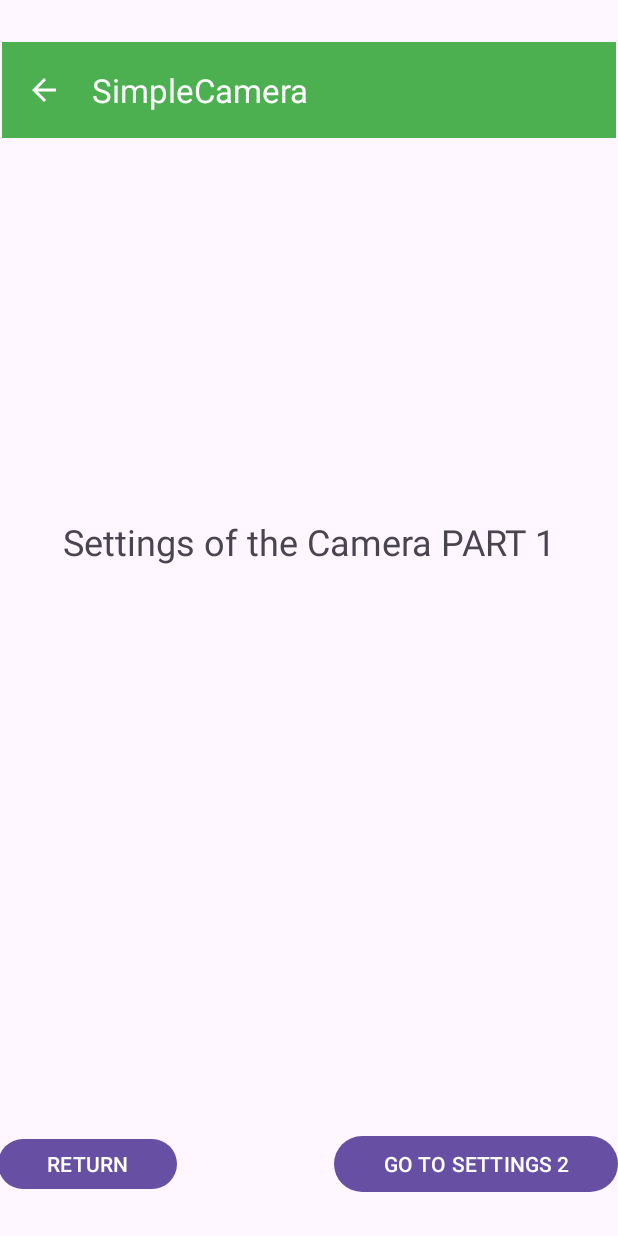
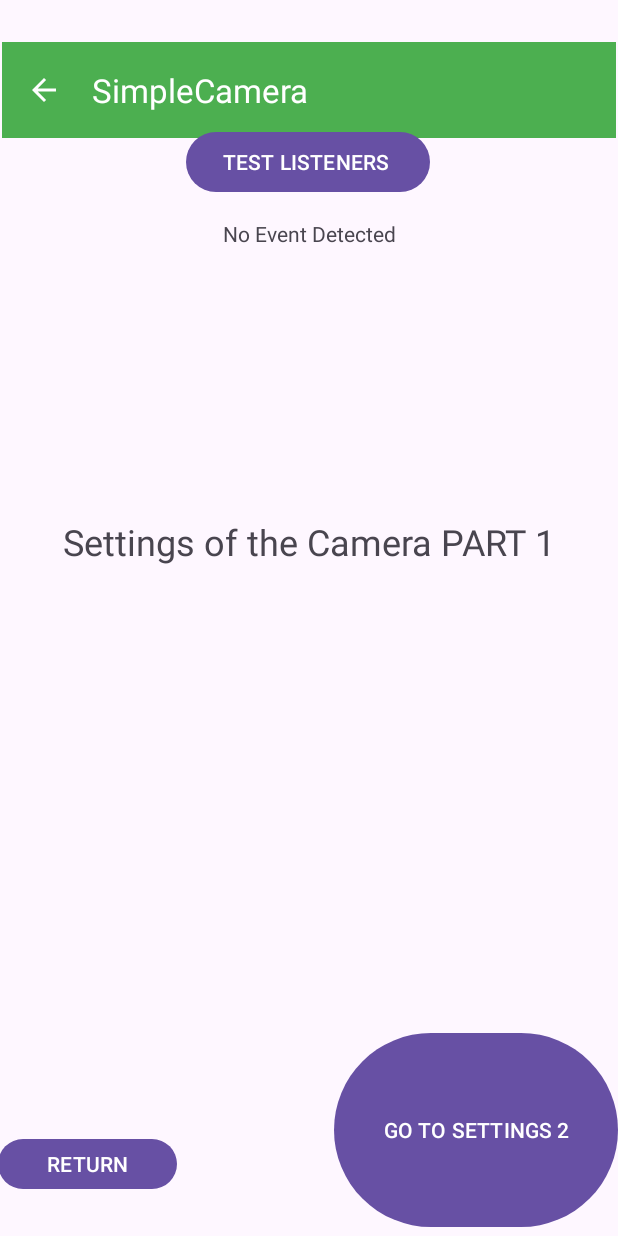
Before and after one commit to musseGkel/SnapEase, an Android app: the screen it shows after launch (settings_one), after a tap on "CAMERA SETTINGS", on a phone screen of 412 x 824 dp. Run offline under Robolectric (Android 15) with nearby library versions, the phone set to English and light mode, and no system bars.

Commit message:
timestamp for photo and improvments

```diff
--- a/app/src/main/java/com/example/snapease/MainActivity.java
+++ b/app/src/main/java/com/example/snapease/MainActivity.java
@@ -21,7 +21,7 @@ public class MainActivity extends AppCompatActivity {
         super.onCreate(savedInstanceState);
         EdgeToEdge.enable(this);
         setContentView(R.layout.activity_main);
-        ViewCompat.setOnApplyWindowInsetsListener(findViewById(R.id.main), (v, insets) -> {
+        ViewCompat.setOnApplyWindowInsetsListener(findViewById(R.id.click_event), (v, insets) -> {
             Insets systemBars = insets.getInsets(WindowInsetsCompat.Type.systemBars());
             v.setPadding(systemBars.left, systemBars.top, systemBars.right, systemBars.bottom);
             return insets;
--- a/app/src/main/java/com/example/snapease/settings_one.java
+++ b/app/src/main/java/com/example/snapease/settings_one.java
@@ -5,6 +5,7 @@ import android.os.Bundle;
 import android.util.Log;
 import android.view.View;
 import android.widget.Button;
+import android.widget.TextView;
 
 import androidx.activity.EdgeToEdge;
 import androidx.appcompat.app.AppCompatActivity;
@@ -21,7 +22,7 @@ public class settings_one extends AppCompatActivity {
         super.onCreate(savedInstanceState);
         EdgeToEdge.enable(this);
         setContentView(R.layout.activity_settings_one);
-        ViewCompat.setOnApplyWindowInsetsListener(findViewById(R.id.main), (v, insets) -> {
+        ViewCompat.setOnApplyWindowInsetsListener(findViewById(R.id.click_event), (v, insets) -> {
             Insets systemBars = insets.getInsets(WindowInsetsCompat.Type.systemBars());
             v.setPadding(systemBars.left, systemBars.top, systemBars.right, systemBars.bottom);
             return insets;
@@ -30,6 +31,26 @@ public class settings_one extends AppCompatActivity {
         Toolbar toolbar = findViewById(R.id.toolbar2);
         setSupportActionBar(toolbar);
         getSupportActionBar().setDisplayHomeAsUpEnabled(true);
+
+        Button eventTestButton = findViewById(R.id.eventTestButton);
+        TextView clickEvent= findViewById(R.id.clickEvent);
+
+        eventTestButton.setOnClickListener(new View.OnClickListener() {
+            @Override
+            public void onClick(View view) {
+                clickEvent.setText("Click Event");
+            }
+        });
+
+        eventTestButton.setOnLongClickListener(
+                new View.OnLongClickListener() {
+                    @Override
+                    public boolean onLongClick(View view) {
+                        clickEvent.setText("Long Click Event");
+                        return true;
+                    }
+                }
+        );
 
 
         Button settingsTwoButton = findViewById(R.id.settingsTwoButton);
--- a/app/src/main/java/com/example/snapease/settings_three.java
+++ b/app/src/main/java/com/example/snapease/settings_three.java
@@ -1,6 +1,5 @@
 package com.example.snapease;
 
-import android.content.Intent;
 import android.os.Bundle;
 import android.util.Log;
 import android.view.View;
@@ -21,7 +20,7 @@ public class settings_three extends AppCompatActivity {
         super.onCreate(savedInstanceState);
         EdgeToEdge.enable(this);
         setContentView(R.layout.activity_settings_three);
-        ViewCompat.setOnApplyWindowInsetsListener(findViewById(R.id.main), (v, insets) -> {
+        ViewCompat.setOnApplyWindowInsetsListener(findViewById(R.id.click_event), (v, insets) -> {
             Insets systemBars = insets.getInsets(WindowInsetsCompat.Type.systemBars());
             v.setPadding(systemBars.left, systemBars.top, systemBars.right, systemBars.bottom);
             return insets;
--- a/app/src/main/java/com/example/snapease/settings_two.java
+++ b/app/src/main/java/com/example/snapease/settings_two.java
@@ -20,7 +20,7 @@ public class settings_two extends AppCompatActivity {
         super.onCreate(savedInstanceState);
         EdgeToEdge.enable(this);
         setContentView(R.layout.activity_settings_two);
-        ViewCompat.setOnApplyWindowInsetsListener(findViewById(R.id.main), (v, insets) -> {
+        ViewCompat.setOnApplyWindowInsetsListener(findViewById(R.id.click_event), (v, insets) -> {
             Insets systemBars = insets.getInsets(WindowInsetsCompat.Type.systemBars());
             v.setPadding(systemBars.left, systemBars.top, systemBars.right, systemBars.bottom);
             return insets;
--- a/app/src/main/res/layout/activity_main.xml
+++ b/app/src/main/res/layout/activity_main.xml
@@ -2,7 +2,7 @@
 <androidx.constraintlayout.widget.ConstraintLayout xmlns:android="http://schemas.android.com/apk/res/android"
     xmlns:app="http://schemas.android.com/apk/res-auto"
     xmlns:tools="http://schemas.android.com/tools"
-    android:id="@+id/main"
+    android:id="@+id/click_event"
     android:layout_width="match_parent"
     android:layout_height="match_parent"
     tools:context=".MainActivity">
--- a/app/src/main/res/layout/activity_settings_one.xml
+++ b/app/src/main/res/layout/activity_settings_one.xml
@@ -2,7 +2,7 @@
 <androidx.constraintlayout.widget.ConstraintLayout xmlns:android="http://schemas.android.com/apk/res/android"
     xmlns:app="http://schemas.android.com/apk/res-auto"
     xmlns:tools="http://schemas.android.com/tools"
-    android:id="@+id/main"
+    android:id="@+id/click_event"
     android:layout_width="match_parent"
     android:layout_height="match_parent"
     tools:context=".settings_one">
@@ -50,11 +50,36 @@
     <Button
         android:id="@+id/settingsTwoButton"
         android:layout_width="189dp"
-        android:layout_height="45dp"
+        android:layout_height="0dp"
         android:layout_marginEnd="3dp"
+        android:layout_marginBottom="2dp"
         android:text="GO TO SETTINGS 2"
-        app:layout_constraintBottom_toBottomOf="@+id/returnButton"
+        app:layout_constraintBottom_toBottomOf="parent"
         app:layout_constraintEnd_toEndOf="parent"
         app:layout_constraintStart_toEndOf="@+id/returnButton"
-        app:layout_constraintTop_toTopOf="@+id/returnButton" />
+        app:layout_constraintTop_toBottomOf="@+id/clickEvent" />
+
+    <Button
+        android:id="@+id/eventTestButton"
+        android:layout_width="wrap_content"
+        android:layout_height="wrap_content"
+        android:layout_marginTop="84dp"
+        android:layout_marginBottom="14dp"
+        android:text="TEST LISTENERS "
+        app:layout_constraintBottom_toTopOf="@+id/clickEvent"
+        app:layout_constraintEnd_toEndOf="parent"
+        app:layout_constraintHorizontal_bias="0.497"
+        app:layout_constraintStart_toStartOf="parent"
+        app:layout_constraintTop_toTopOf="parent" />
+
+    <TextView
+        android:id="@+id/clickEvent"
+        android:layout_width="wrap_content"
+        android:layout_height="wrap_content"
+        android:layout_marginBottom="519dp"
+        android:text="No Event Detected"
+        app:layout_constraintBottom_toTopOf="@+id/settingsTwoButton"
+        app:layout_constraintEnd_toEndOf="parent"
+        app:layout_constraintStart_toStartOf="parent"
+        app:layout_constraintTop_toBottomOf="@+id/eventTestButton" />
 </androidx.constraintlayout.widget.ConstraintLayout>
--- a/app/src/main/res/layout/activity_settings_three.xml
+++ b/app/src/main/res/layout/activity_settings_three.xml
@@ -2,7 +2,7 @@
 <androidx.constraintlayout.widget.ConstraintLayout xmlns:android="http://schemas.android.com/apk/res/android"
     xmlns:app="http://schemas.android.com/apk/res-auto"
     xmlns:tools="http://schemas.android.com/tools"
-    android:id="@+id/main"
+    android:id="@+id/click_event"
     android:layout_width="match_parent"
     android:layout_height="match_parent"
     tools:context=".settings_three">
--- a/app/src/main/res/layout/activity_settings_two.xml
+++ b/app/src/main/res/layout/activity_settings_two.xml
@@ -2,7 +2,7 @@
 <androidx.constraintlayout.widget.ConstraintLayout xmlns:android="http://schemas.android.com/apk/res/android"
     xmlns:app="http://schemas.android.com/apk/res-auto"
     xmlns:tools="http://schemas.android.com/tools"
-    android:id="@+id/main"
+    android:id="@+id/click_event"
     android:layout_width="match_parent"
     android:layout_height="match_parent"
     tools:context=".settings_two">
--- a/app/src/main/res/layout/activity_take_picture.xml
+++ b/app/src/main/res/layout/activity_take_picture.xml
@@ -2,7 +2,7 @@
 <androidx.constraintlayout.widget.ConstraintLayout xmlns:android="http://schemas.android.com/apk/res/android"
     xmlns:app="http://schemas.android.com/apk/res-auto"
     xmlns:tools="http://schemas.android.com/tools"
-    android:id="@+id/main"
+    android:id="@+id/click_event"
     android:layout_width="match_parent"
     android:layout_height="match_parent"
     android:onClick="takeAPic"
```
Also changed, not shown: app/src/main/java/com/example/snapease/take_picture.java (+67 -3 lines).
